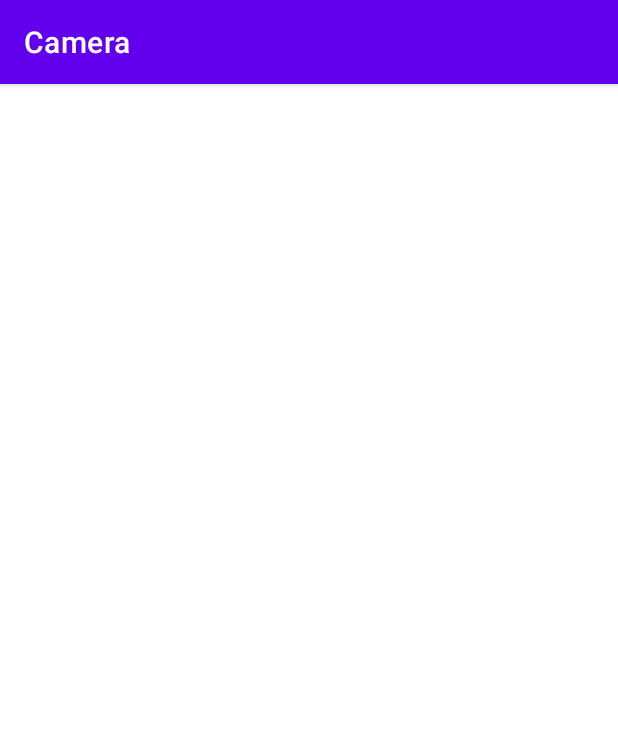
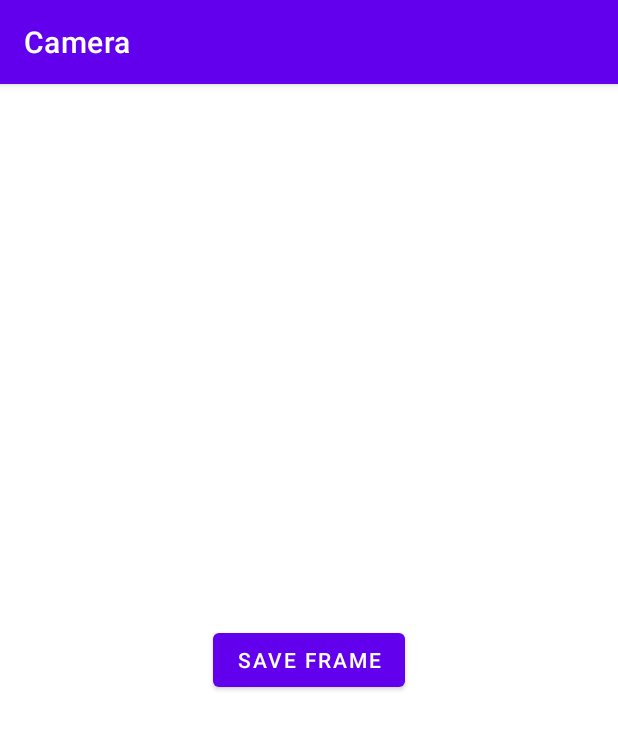
Before and after one commit to weller0/V02ACameraTest, an Android app: the CameraActivity screen opened directly, with no data from a screen before it, on a phone screen of 412 x 824 dp. Shown: the top 729 px of the screen. Run offline under Robolectric (Android 15) with nearby library versions, the phone set to English and light mode, and no system bars; 1 statement that could not run was skipped.

Commit message:
Save frame to /sdcard/Android/data/

```diff
--- a/app/src/main/AndroidManifest.xml
+++ b/app/src/main/AndroidManifest.xml
@@ -3,6 +3,10 @@
     package="com.ssnwt.camera">
 
     <uses-permission android:name="android.permission.CAMERA" />
+
+    <uses-feature android:name="android.software.vr.mode" android:required="true" />
+
+    <uses-permission android:name="android.permission.WRITE_EXTERNAL_STORAGE" />
 
     <application
         android:allowBackup="true"
--- a/app/src/main/res/layout/activity_camera.xml
+++ b/app/src/main/res/layout/activity_camera.xml
@@ -42,4 +42,14 @@
         app:layout_constraintRight_toRightOf="parent"
         app:layout_constraintTop_toBottomOf="@id/camera_view_2" />
 
+    <Button
+        android:id="@+id/btn_save"
+        android:layout_width="wrap_content"
+        android:layout_height="wrap_content"
+        android:text="Save Frame"
+        app:layout_constraintBottom_toBottomOf="parent"
+        app:layout_constraintLeft_toLeftOf="parent"
+        app:layout_constraintRight_toRightOf="parent"
+        app:layout_constraintTop_toTopOf="parent" />
+
 </androidx.constraintlayout.widget.ConstraintLayout>
```
Also changed, not shown: app/src/main/java/com/ssnwt/camera/NDKCameraActivity.java (+75 -0 lines).
